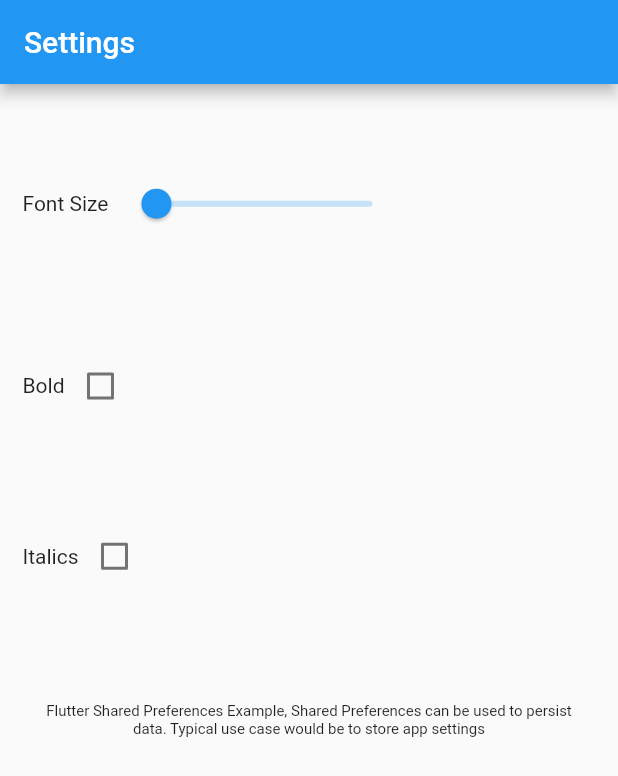
After one commit to geekymon2/flutter_sharedprefs, a Flutter app: the SettingsPage screen opened directly, on a phone screen of 412 x 824 dp. The commit adds this screen. Shown: the top 776 px of the screen. Run offline on Flutter 3.47's test engine with Material 2 defaults, Android fonts, the phone set to English and light mode, and no system bars; our stand-ins replace shared_preferences; accounts and stored records are empty.

Commit message:
shared prefereces saving and loading

```diff
--- a/lib/app.dart
+++ b/lib/app.dart
@@ -1,5 +1,5 @@
 import 'package:flutter/material.dart';
-import 'package:flutter_sharedprefs/settings.dart';
+import 'package:flutter_sharedprefs/settingspage.dart';
 
 class App extends StatelessWidget {
   // This widget is the root of your application.
@@ -8,22 +8,10 @@ class App extends StatelessWidget {
     return MaterialApp(
       title: 'Shared Preferences Tutorial',
       theme: ThemeData(
-        // This is the theme of your application.
-        //
-        // Try running your application with "flutter run". You'll see the
-        // application has a blue toolbar. Then, without quitting the app, try
-        // changing the primarySwatch below to Colors.green and then invoke
-        // "hot reload" (press "r" in the console where you ran "flutter run",
-        // or simply save your changes to "hot reload" in a Flutter IDE).
-        // Notice that the counter didn't reset back to zero; the application
-        // is not restarted.
         primarySwatch: Colors.blue,
-        // This makes the visual density adapt to the platform that you run
-        // the app on. For desktop platforms, the controls will be smaller and
-        // closer together (more dense) than on mobile platforms.
         visualDensity: VisualDensity.adaptivePlatformDensity,
       ),
-      home: Settings(title: 'Settings'),
+      home: SettingsPage(title: 'Settings'),
     );
   }
 }
--- /dev/null
+++ b/lib/constants.dart
@@ -0,0 +1,3 @@
+class Constants {
+  static const String SETTINGS_SHAREDPREF_KEY = 'SETTINGS';
+}
--- a/lib/settings.dart
+++ b/lib/settings.dart
@@ -1,110 +1,31 @@
-import 'package:flutter/material.dart';
-import 'package:shared_preferences/shared_preferences.dart';
+import 'package:json_annotation/json_annotation.dart';
 
-class Settings extends StatefulWidget {
-  Settings({Key key, this.title}) : super(key: key);
+@JsonSerializable(nullable: true)
+class Settings {
+  Settings({this.fontSize, this.isBold, this.isItalics});
 
-  // This widget is the home page of your application. It is stateful, meaning
-  // that it has a State object (defined below) that contains fields that affect
-  // how it looks.
+  final double fontSize;
+  final bool isBold;
+  final bool isItalics;
 
-  // This class is the configuration for the state. It holds the values (in this
-  // case the title) provided by the parent (in this case the App widget) and
-  // used by the build method of the State. Fields in a Widget subclass are
-  // always marked "final".
+  factory Settings.initial() =>
+      Settings(fontSize: 10, isBold: false, isItalics: false);
 
-  final String title;
-
-  @override
-  _SettingsState createState() => _SettingsState();
-}
-
-class _SettingsState extends State<Settings> {
-  Future<SharedPreferences> _prefs = SharedPreferences.getInstance();
-  double _fontSize = 10;
-  bool _isBold = false;
-  bool _isItalic = false;
-
-  @override
-  Widget build(BuildContext context) {
-    debugPrint("[BUILD] - MyHomePage");
-
-    return Scaffold(
-      appBar: AppBar(
-        title: Text(widget.title),
-      ),
-      body: Padding(
-        padding: const EdgeInsets.all(15.0),
-        child: Center(
-          child: Column(
-            mainAxisAlignment: MainAxisAlignment.spaceAround,
-            children: <Widget>[
-              Row(
-                children: [
-                  Text("Font Size"),
-                  Padding(
-                    padding: const EdgeInsets.all(8.0),
-                    child: Slider(
-                        min: 10,
-                        max: 40,
-                        value: _fontSize,
-                        onChanged: (value) {
-                          setState(() {
-                            debugPrint("[SETSTATE] - _fontSize to $value");
-                            _fontSize = value;
-                          });
-                        }),
-                  ),
-                ],
-              ),
-              Row(
-                children: [
-                  Text("Bold"),
-                  Checkbox(
-                      value: _isBold,
-                      onChanged: (value) {
-                        setState(() {
-                          debugPrint("[SETSTATE] - _isBold to $value");
-                          _isBold = value;
-                        });
-                      }),
-                ],
-              ),
-              Row(
-                children: [
-                  Text("Italics"),
-                  Checkbox(
-                      value: _isItalic,
-                      onChanged: (value) {
-                        setState(() {
-                          debugPrint("[SETSTATE] - _isItalic to $value");
-                          _isItalic = value;
-                        });
-                      }),
-                ],
-              ),
-              Padding(
-                padding: const EdgeInsets.all(8.0),
-                child: Container(
-                  height: 300,
-                  child: Text(
-                    'Flutter Shared Preferences Example, ' +
-                        'Shared Preferences can be used to persist data. ' +
-                        'Typical use case would be to store app settings',
-                    textAlign: TextAlign.center,
-                    style: TextStyle(
-                        fontSize: _fontSize,
-                        fontWeight:
-                            _isBold ? FontWeight.bold : FontWeight.normal,
-                        fontStyle:
-                            _isItalic ? FontStyle.italic : FontStyle.normal),
-                  ),
-                ),
-              ),
-            ],
-          ),
-        ),
-      ), // This trailing comma makes auto-formatting nicer for build methods.
+  Settings copyWith({double fontSize, bool isBold, bool isItalics}) {
+    return Settings(
+      fontSize: fontSize ?? this.fontSize,
+      isBold: isBold ?? this.isBold,
+      isItalics: isItalics ?? this.isItalics,
     );
   }
+
+  Map<String, dynamic> toJson() {
+    Map<String, dynamic> map = new Map();
+    map["fontSize"] = this.fontSize;
+    map["isBold"] = this.isBold;
+    map["isItalics"] = this.isItalics;
+    return map;
+  }
+
+
 }
--- /dev/null
+++ b/lib/settingspage.dart
@@ -0,0 +1,140 @@
+import 'dart:convert';
+
+import 'package:flutter/material.dart';
+import 'package:flutter_sharedprefs/constants.dart';
+import 'package:shared_preferences/shared_preferences.dart';
+import 'package:flutter_sharedprefs/settings.dart';
+
+class SettingsPage extends StatefulWidget {
+  SettingsPage({Key key, this.title}) : super(key: key);
+
+  final String title;
+
+  @override
+  _SettingsPageState createState() => _SettingsPageState();
+}
+
+class _SettingsPageState extends State<SettingsPage> {
+  Settings _settings = Settings.initial();
+
+  void _saveSettings() async {
+    SharedPreferences preferences = await SharedPreferences.getInstance();
+    var settingsString = json.encode(_settings.toJson());
+    await preferences.setString(
+        Constants.SETTINGS_SHAREDPREF_KEY, settingsString);
+  }
+
+  Future<void> loadSettingsFromPrefs() async {
+    Settings settings = Settings.initial();
+    SharedPreferences preferences = await SharedPreferences.getInstance();
+    var stateString = preferences.getString(Constants.SETTINGS_SHAREDPREF_KEY);
+    if (stateString != null) {
+      dynamic prefs = json.decode(stateString);
+
+      settings = settings.copyWith(
+          fontSize: prefs["fontSize"],
+          isBold: prefs["isBold"],
+          isItalics: prefs["isItalics"]);
+    }
+
+    setState(() {
+      debugPrint("[SETSTATE] - $settings.toString()");
+      _settings = settings;
+      _saveSettings();
+    });
+  }
+
+  @override
+  void initState() {
+    super.initState();
+    loadSettingsFromPrefs();
+  }
+
+  @override
+  Widget build(BuildContext context) {
+    debugPrint("[BUILD] - MyHomePage");
+
+    return Scaffold(
+      appBar: AppBar(
+        title: Text(widget.title),
+      ),
+      body: Padding(
+        padding: const EdgeInsets.all(15.0),
+        child: Center(
+          child: Column(
+            mainAxisAlignment: MainAxisAlignment.spaceAround,
+            children: <Widget>[
+              Row(
+                children: [
+                  Text("Font Size"),
+                  Padding(
+                    padding: const EdgeInsets.all(8.0),
+                    child: Slider(
+                        min: 10,
+                        max: 40,
+                        value: _settings.fontSize,
+                        onChanged: (value) {
+                          setState(() {
+                            debugPrint("[SETSTATE] - _fontSize to $value");
+                            _settings = _settings.copyWith(fontSize: value);
+                            _saveSettings();
+                          });
+                        }),
+                  ),
+                ],
+              ),
+              Row(
+                children: [
+                  Text("Bold"),
+                  Checkbox(
+                      value: _settings.isBold,
+                      onChanged: (value) {
+                        setState(() {
+                          debugPrint("[SETSTATE] - _isBold to $value");
+                          _settings = _settings.copyWith(isBold: value);
+                          _saveSettings();
+                        });
+                      }),
+                ],
+              ),
+              Row(
+                children: [
+                  Text("Italics"),
+                  Checkbox(
+                      value: _settings.isItalics,
+                      onChanged: (value) {
+                        setState(() {
+                          debugPrint("[SETSTATE] - _isItalic to $value");
+                          _settings = _settings.copyWith(isItalics: value);
+                          _saveSettings();
+                        });
+                      }),
+                ],
+              ),
+              Padding(
+                padding: const EdgeInsets.all(8.0),
+                child: Container(
+                  height: 300,
+                  child: Text(
+                    'Flutter Shared Preferences Example, ' +
+                        'Shared Preferences can be used to persist data. ' +
+                        'Typical use case would be to store app settings',
+                    textAlign: TextAlign.center,
+                    style: TextStyle(
+                        fontSize: _settings.fontSize,
+                        fontWeight: _settings.isBold
+                            ? FontWeight.bold
+                            : FontWeight.normal,
+                        fontStyle: _settings.isItalics
+                            ? FontStyle.italic
+                            : FontStyle.normal),
+                  ),
+                ),
+              ),
+            ],
+          ),
+        ),
+      ), // This trailing comma makes auto-formatting nicer for build methods.
+    );
+  }
+}
--- a/pubspec.yaml
+++ b/pubspec.yaml
@@ -25,6 +25,7 @@ dependencies:
     sdk: flutter
   cupertino_icons: ^0.1.3
   shared_preferences: ^0.5.8
+  json_serializable: ^2.2.2
 
 dev_dependencies:
   flutter_test:
```
Also changed, not shown: lib/main.dart (line endings or trailing spaces), 1 other file.
